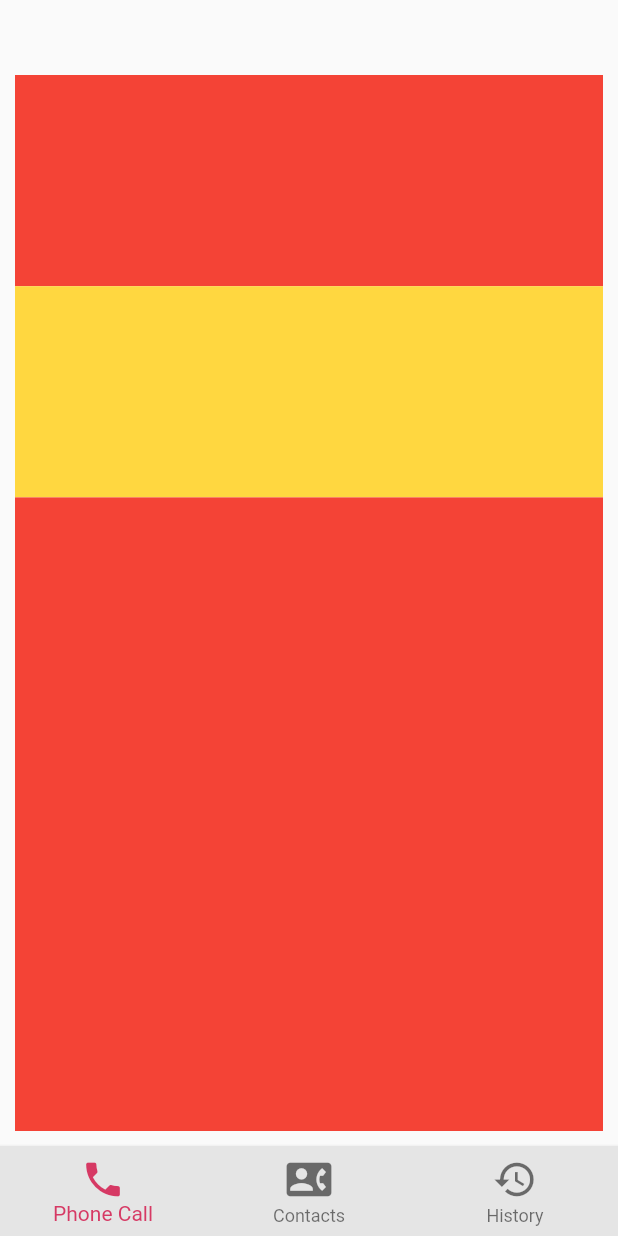
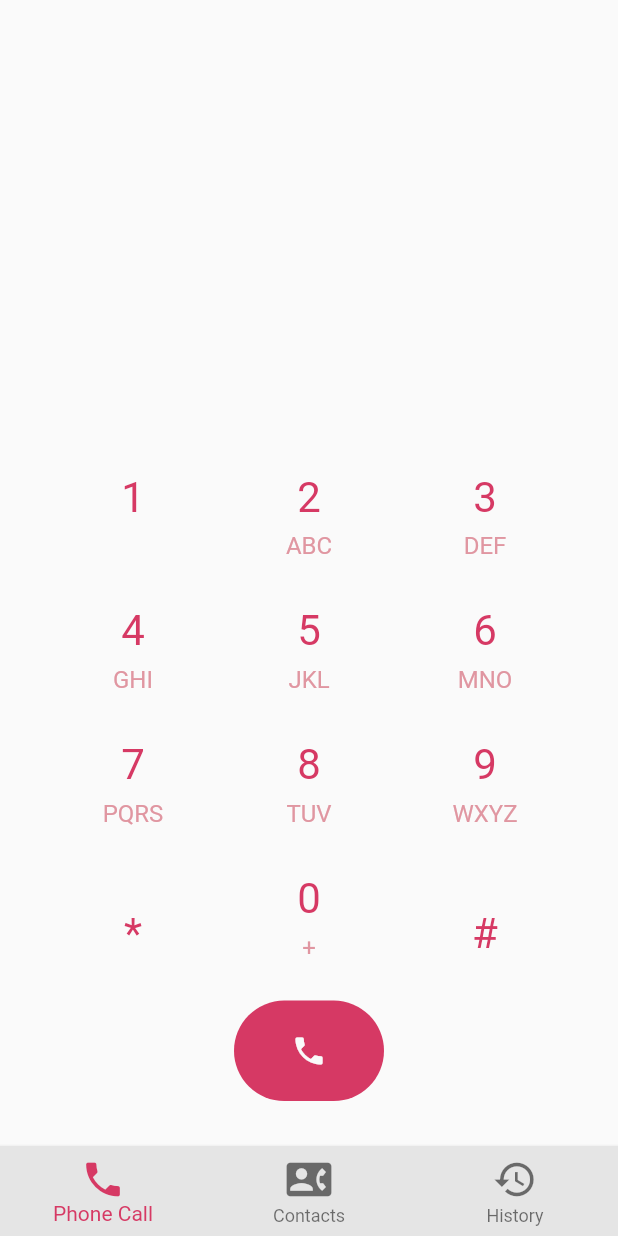
Before and after one commit to Jcons17/Phone-Call-App, a Flutter app: the screen it shows after launch, on a phone screen of 412 x 824 dp. Run offline on Flutter 3.47's test engine with Material 2 defaults, Android fonts, the phone set to English and light mode, and no system bars.

Commit message:
✨  Add structure to the keyboard 💄 New Button keyboard and call

```diff
--- /dev/null
+++ b/lib/components/button_keyboard.dart
@@ -0,0 +1,28 @@
+import 'package:appcall/util/maps.dart';
+import 'package:appcall/util/text_style.dart';
+import 'package:flutter/material.dart';
+
+class ButtonKeyboard extends StatelessWidget {
+  const ButtonKeyboard({Key? key, required  this.isNumber, required this.sign}) : super(key: key);
+  final bool isNumber;
+  final String sign;
+
+  @override
+  Widget build(BuildContext context) {
+    return InkWell(
+      onTap: (){},
+      child: Container(
+        child: isNumber
+          ?Center(child: Column(
+            children: [
+              Expanded(child: Text(sign, style: buttonKeyboardNumber,)),
+              Expanded(child: Text(mapKeyboardNumbers[int.parse(sign)].toString(), style: buttonKeyboardNumberMap,)),
+            ],
+          ))
+          :Center(child: Text(sign, style: buttonKeyboardNumber,))
+
+        ),
+    );
+  }
+
+}
--- /dev/null
+++ b/lib/components/button_phone.dart
@@ -0,0 +1,28 @@
+import 'package:appcall/util/color.dart';
+import 'package:flutter/material.dart';
+
+class ButtonCall extends StatelessWidget {
+  const ButtonCall({Key? key, this.bgColor = backgroundColor, this.iconColor = primaryColor }) : super(key: key);
+  final Color bgColor;
+  final Color iconColor;
+
+
+  @override
+  Widget build(BuildContext context) {
+    return InkWell(
+      onTap: (){
+        //TODO: Make Function the botton
+        print("Tap");
+      },
+      child: Ink(
+        decoration: BoxDecoration(borderRadius: BorderRadius.circular(50),color: bgColor,),
+        child: Center(
+          child: Icon(
+            Icons.phone,
+            color: iconColor,),
+        ),
+      )
+
+    );
+  }
+}
--- /dev/null
+++ b/lib/components/keyboard_call.dart
@@ -0,0 +1,76 @@
+import 'package:appcall/components/button_keyboard.dart';
+import 'package:appcall/components/button_phone.dart';
+import 'package:appcall/util/color.dart';
+import 'package:flutter/material.dart';
+
+class KeyboardCall extends StatelessWidget {
+  const KeyboardCall({Key? key}) : super(key: key);
+
+  @override
+  Widget build(BuildContext context) {
+    return Container(
+      padding: const EdgeInsets.all(20),
+      child: Column(
+        crossAxisAlignment: CrossAxisAlignment.end,
+        children: [
+          ...[1,4,7,].map((item) =>
+          Expanded(
+            flex: 4,
+            child: Row(
+              mainAxisAlignment: MainAxisAlignment.center,
+              children: [
+                ...List.generate(3, (index) =>
+                  Expanded(
+                    child: Container(
+                      margin: const EdgeInsets.all(5),
+                      child: ButtonKeyboard(isNumber: true, sign: "${index+item}")
+                      ),
+                  )
+                )
+              ],
+            ),
+          )).toList(),
+          Expanded(
+            flex: 4,
+            child: Row(
+              mainAxisAlignment: MainAxisAlignment.center,
+              children: [
+                Expanded(
+                  child: Container(
+                    margin: const EdgeInsets.all(5),
+                    child: const ButtonKeyboard(isNumber: false, sign: "*")
+                  ),
+                ),
+                Expanded(
+                  child: Container(
+                    margin: const EdgeInsets.all(5),
+                    child: const ButtonKeyboard(isNumber: true, sign: "0")
+                  ),
+                ),
+                Expanded(
+                  child: Container(
+                    margin: const EdgeInsets.all(5),
+                    child: const ButtonKeyboard(isNumber: false, sign: "#")
+                  ),
+                )
+              ],
+            ),
+          ),
+           Expanded(
+            flex: 3,
+            child:  Center(
+              child: SizedBox(
+                width: 100,
+                child: Container(
+                  alignment: Alignment.center,
+                  //color:Colors.red,
+                  child: ButtonCall(iconColor: backgroundColor,bgColor: primaryColor,))
+                ),
+            )
+            )
+
+        ],
+      ),
+    );
+  }
+}
--- a/lib/main.dart
+++ b/lib/main.dart
@@ -19,7 +19,12 @@ class CallApp extends StatelessWidget {
         debugShowCheckedModeBanner: false,
         theme: ThemeData(
           backgroundColor: backgroundColor,
-          textTheme:const TextTheme(bodyText1: TextStyle(color: primaryColor,fontSize: 16))
+          textTheme:
+          const TextTheme(
+            bodyText1: TextStyle(color: primaryColor,fontSize: 16),
+            subtitle2: TextStyle(color: primaryColor,fontSize: 32),
+
+            )
         ),
         title: 'Material App',
         initialRoute: "navigation",
--- a/lib/pages/phone_call.dart
+++ b/lib/pages/phone_call.dart
@@ -1,3 +1,4 @@
+import 'package:appcall/components/keyboard_call.dart';
 import 'package:flutter/material.dart';
 import 'package:flutter/widgets.dart';
 
@@ -16,24 +17,22 @@ class _PhoneCallState extends State<PhoneCall> {
         heightFactor: 1,
         widthFactor: 1,
         child: Container(
-          margin: const EdgeInsets.fromLTRB(10,50,10,10),
+          margin: const EdgeInsets.fromLTRB(10,0,10,10),
           child: Column(
             children:[
               Expanded(
+                flex: 3,
                 child: Container(
-                  color: Colors.red,
                 ),
               ),
               Expanded(
+                flex: 2,
                 child: Container(
-                  color: Colors.amberAccent,
                 ),
               ),
-              Expanded(
-                flex: 3,
-                child: Container(
-                  color: Colors.red,
-                ),
+              const Expanded(
+                flex: 8,
+                child: KeyboardCall()
               )
             ]
           ),
--- /dev/null
+++ b/lib/util/maps.dart
@@ -0,0 +1,13 @@
+
+const Map<int, String> mapKeyboardNumbers = {
+  0 : "+",
+  1 : "",
+  2 : "ABC",
+  3 : "DEF",
+  4 : "GHI",
+  5 : "JKL",
+  6 : "MNO",
+  7 : "PQRS",
+  8 : "TUV",
+  9 : "WXYZ",
+};
--- /dev/null
+++ b/lib/util/text_style.dart
@@ -0,0 +1,5 @@
+import 'package:appcall/util/color.dart';
+import 'package:flutter/painting.dart';
+
+const TextStyle buttonKeyboardNumber = TextStyle(fontSize: 28,color: primaryColor);
+const TextStyle buttonKeyboardNumberMap = TextStyle(fontSize: 16,color: primaryColorLight);
```
